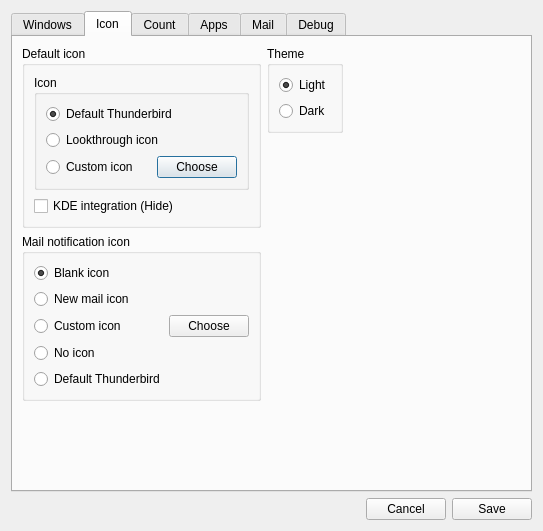
Ximi1970/systray-x, file app/SysTray-X/SysTray-X-app/preferences.ui: the form before one commit.
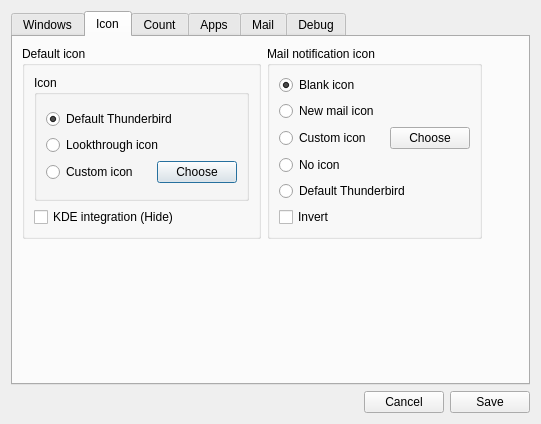
The form after the commit. The open tabs and pages were chosen to show the change. Icons and pictures are not drawn.

Commit message: Replace theme with invert icon

```diff
--- a/app/SysTray-X/SysTray-X-app/preferences.ui
+++ b/app/SysTray-X/SysTray-X-app/preferences.ui
@@ -6,8 +6,8 @@
    <rect>
     <x>0</x>
     <y>0</y>
-    <width>543</width>
-    <height>531</height>
+    <width>541</width>
+    <height>424</height>
    </rect>
   </property>
   <property name="sizePolicy">
@@ -23,10 +23,8 @@
    <iconset resource="SysTray-X.qrc">
     <normaloff>:/files/icons/SysTray-X.png</normaloff>:/files/icons/SysTray-X.png</iconset>
   </property>
-  <layout class="QGridLayout" name="gridLayout_14">
+  <layout class="QGridLayout" name="gridLayout_7">
    <item row="0" column="0">
-    <layout class="QVBoxLayout" name="verticalLayout_11">
-     <item>
       <widget class="QTabWidget" name="tabWidget">
        <property name="currentIndex">
         <number>0</number>
@@ -258,7 +256,7 @@
         <attribute name="title">
          <string>Icon</string>
         </attribute>
-        <layout class="QGridLayout" name="gridLayout_8">
+      <layout class="QGridLayout" name="gridLayout">
          <item row="0" column="0">
           <widget class="QGroupBox" name="defaultIconGroupBox">
            <property name="title">
@@ -345,63 +343,7 @@
            </layout>
           </widget>
          </item>
-         <item row="0" column="1" rowspan="3">
-          <layout class="QGridLayout" name="gridLayout_7">
-           <item row="1" column="1">
-            <spacer name="verticalSpacer_2">
-             <property name="orientation">
-              <enum>Qt::Vertical</enum>
-             </property>
-             <property name="sizeHint" stdset="0">
-              <size>
-               <width>20</width>
-               <height>40</height>
-              </size>
-             </property>
-            </spacer>
-           </item>
-           <item row="0" column="0" colspan="2">
-            <widget class="QGroupBox" name="themeGroupBox">
-             <property name="title">
-              <string>Theme</string>
-             </property>
-             <layout class="QGridLayout" name="gridLayout">
-              <item row="0" column="0">
-               <layout class="QVBoxLayout" name="verticalLayout_7">
-                <item>
-                 <widget class="QRadioButton" name="lightRadioButton">
-                  <property name="text">
-                   <string>Light</string>
-                  </property>
-                  <property name="checked">
-                   <bool>true</bool>
-                  </property>
-                  <attribute name="buttonGroup">
-                   <string notr="true">themeGroup</string>
-                  </attribute>
-                 </widget>
-                </item>
-                <item>
-                 <widget class="QRadioButton" name="darkRadioButton">
-                  <property name="text">
-                   <string>Dark</string>
-                  </property>
-                  <property name="checked">
-                   <bool>false</bool>
-                  </property>
-                  <attribute name="buttonGroup">
-                   <string notr="true">themeGroup</string>
-                  </attribute>
-                 </widget>
-                </item>
-               </layout>
-              </item>
-             </layout>
-            </widget>
-           </item>
-          </layout>
-         </item>
-         <item row="1" column="0">
+       <item row="0" column="1">
           <widget class="QGroupBox" name="iconTypeGroupBox">
            <property name="title">
             <string>Mail notification icon</string>
@@ -558,23 +500,43 @@
               </item>
              </layout>
             </item>
+          <item>
+           <widget class="QCheckBox" name="invertIconCheckBox">
+            <property name="text">
+             <string>Invert</string>
+            </property>
+           </widget>
+          </item>
            </layout>
           </widget>
          </item>
-         <item row="1" column="2">
+       <item row="0" column="2">
           <spacer name="horizontalSpacer_8">
            <property name="orientation">
             <enum>Qt::Horizontal</enum>
            </property>
            <property name="sizeHint" stdset="0">
             <size>
-             <width>1</width>
+           <width>6</width>
              <height>20</height>
             </size>
            </property>
           </spacer>
          </item>
-         <item row="2" column="0">
+       <item row="1" column="0">
+        <spacer name="verticalSpacer_2">
+         <property name="orientation">
+          <enum>Qt::Vertical</enum>
+         </property>
+         <property name="sizeHint" stdset="0">
+          <size>
+           <width>20</width>
+           <height>80</height>
+          </size>
+         </property>
+        </spacer>
+       </item>
+       <item row="1" column="1">
           <spacer name="verticalSpacer_4">
            <property name="orientation">
             <enum>Qt::Vertical</enum>
@@ -582,7 +544,7 @@
            <property name="sizeHint" stdset="0">
             <size>
              <width>20</width>
-             <height>0</height>
+           <height>80</height>
             </size>
            </property>
           </spacer>
@@ -1141,7 +1103,7 @@
        </widget>
       </widget>
      </item>
-     <item>
+   <item row="1" column="0">
       <layout class="QHBoxLayout" name="horizontalLayout_13">
        <item>
         <spacer name="horizontalSpacer_4">
@@ -1177,8 +1139,6 @@
       </layout>
      </item>
     </layout>
-   </item>
-  </layout>
  </widget>
  <resources>
   <include location="SysTray-X.qrc"/>
```
Left out of the diff: 9 changed lines with no effect on the pictures. Lines whose indentation alone changed are shown as unchanged. The commit also changes 11 other files.
